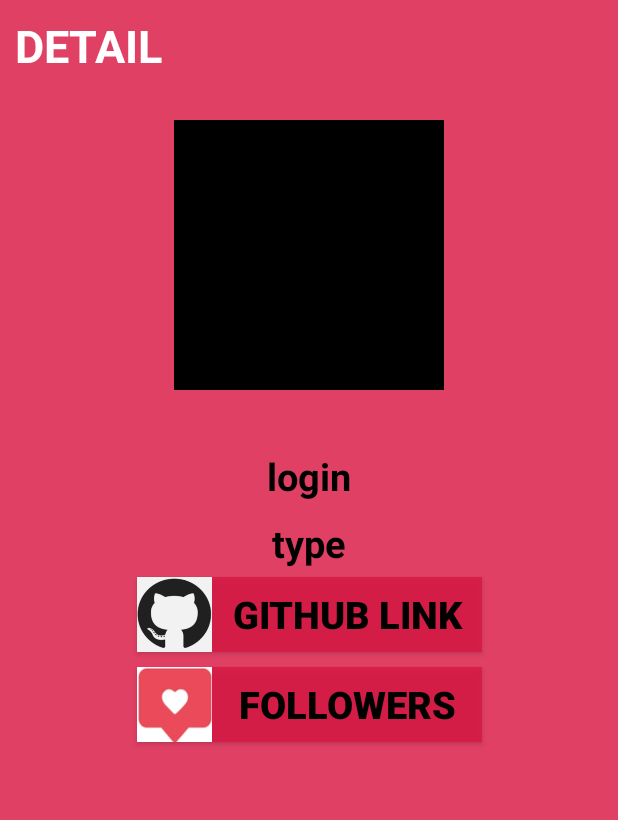
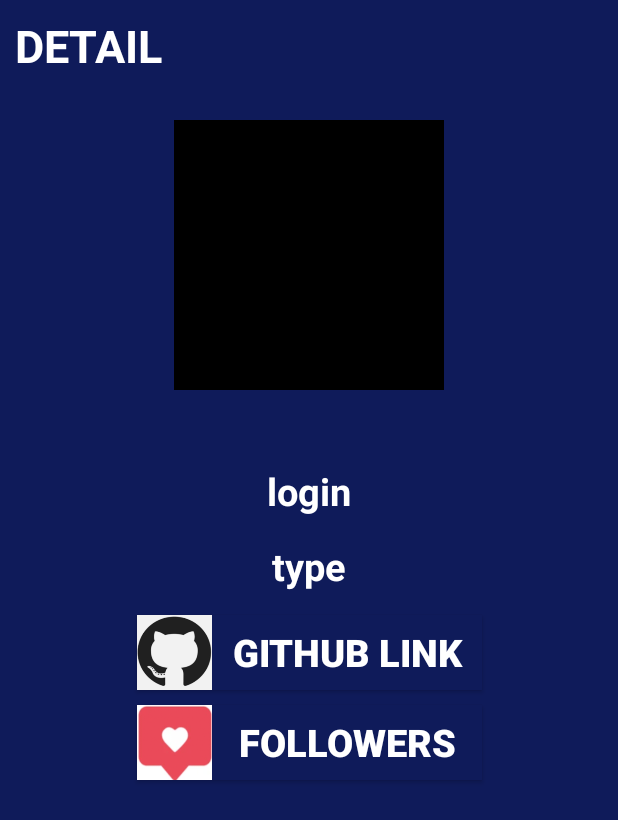
Before and after one commit to Ahnnet/Github_users_book_demo, an Android app: the layout activity_detail.xml on its own in the app's theme, with its tools: preview values and no code run, on a phone screen of 412 x 824 dp. Shown: the top 820 px of the screen. Run offline under Robolectric (Android 15) with nearby library versions, the phone set to English and light mode, and no system bars.

Commit message:
theme 수정

```diff
--- a/app/src/main/AndroidManifest.xml
+++ b/app/src/main/AndroidManifest.xml
@@ -11,14 +11,12 @@
         android:icon="@mipmap/ic_launcher"
         android:label="@string/app_name"
         android:supportsRtl="true"
-        android:theme="@style/Theme.PrographyQuest_AhnHyoungJin"
+        android:theme="@style/Theme.Github_User_Book"
         tools:targetApi="31">
         <activity
             android:name=".FollowersActivity"
             android:exported="false" />
-        <activity
-            android:name=".FolowersActivity"
-            android:exported="false" />
+
         <activity
             android:name=".DetailActivity"
             android:exported="false" />
--- a/app/src/main/java/com/example/prographyquest_ahnhyoungjin/DetailActivity.kt
+++ b/app/src/main/java/com/example/prographyquest_ahnhyoungjin/DetailActivity.kt
@@ -26,12 +26,12 @@ class DetailActivity : AppCompatActivity() {
         var type = intent.getStringExtra("type")
 
         // data set in layout
-        binding.txName.text = "NAME: "+name.toString()
+        binding.txName.text = "name: "+name.toString()
 
         binding.imgProfile.setImageURI(profile?.toUri())
         Glide.with(this).load(profile).into(binding.imgProfile)
 
-        binding.txType.text = "TYPE: "+type.toString()
+        binding.txType.text = "type: "+type.toString()
 
         // github button onClickListener. Hyperlink
         binding.btnHtml.setOnClickListener {
--- a/app/src/main/res/layout/activity_detail.xml
+++ b/app/src/main/res/layout/activity_detail.xml
@@ -5,7 +5,7 @@
     android:layout_width="match_parent"
     android:layout_height="match_parent"
     tools:context=".DetailActivity"
-    android:background="@color/prography_light">
+    android:background="@color/main">
 
     <TextView
         android:layout_width="wrap_content"
@@ -32,57 +32,57 @@
         android:id="@+id/tx_name"
         android:layout_width="wrap_content"
         android:layout_height="wrap_content"
-        android:textColor="@color/black"
+        android:textColor="@color/white"
         android:textSize="25sp"
         android:textStyle="bold"
         android:text="login"
         app:layout_constraintEnd_toEndOf="parent"
         app:layout_constraintStart_toStartOf="parent"
         app:layout_constraintTop_toBottomOf="@+id/img_profile"
-        android:layout_marginTop="40dp"/>
+        android:layout_marginTop="50dp"/>
 
     <Button
         android:id="@+id/btn_html"
         android:layout_width="230dp"
         android:layout_height="50dp"
-        android:background="@color/prography_light"
+        android:background="@color/main"
         android:drawableStart="@drawable/git_resize"
         android:text="Github Link"
-        android:textColor="@color/black"
+        android:textColor="@color/white"
         android:textSize="25sp"
         android:textStyle="bold"
         app:layout_constraintEnd_toEndOf="parent"
         app:layout_constraintStart_toStartOf="parent"
         app:layout_constraintTop_toBottomOf="@+id/tx_type"
-        android:layout_marginTop="5dp"/>
+        android:layout_marginTop="15dp"/>
 
     <Button
         android:id="@+id/btn_repos"
         android:layout_width="230dp"
         android:layout_height="50dp"
         android:layout_marginTop="10dp"
-        android:background="@color/prography_light"
+        android:background="@color/main"
         android:drawableStart="@drawable/follower_resize"
         android:text="Followers"
-        android:textColor="@color/black"
+        android:textColor="@color/white"
         android:textSize="25sp"
         android:textStyle="bold"
         app:layout_constraintEnd_toEndOf="parent"
         app:layout_constraintStart_toStartOf="parent"
         app:layout_constraintTop_toBottomOf="@+id/btn_html"
-        app:layout_goneMarginTop="5dp"/>
+        app:layout_goneMarginTop="15dp"/>
 
     <TextView
         android:id="@+id/tx_type"
         android:layout_width="wrap_content"
         android:layout_height="wrap_content"
         android:text="type"
-        android:textColor="@color/black"
+        android:textColor="@color/white"
         android:textSize="25sp"
         android:textStyle="bold"
         app:layout_constraintEnd_toEndOf="parent"
         app:layout_constraintStart_toStartOf="parent"
         app:layout_constraintTop_toBottomOf="@+id/tx_name"
-        android:layout_marginTop="10dp"/>
+        android:layout_marginTop="15dp"/>
 
 </androidx.constraintlayout.widget.ConstraintLayout>
--- a/app/src/main/res/layout/activity_followers.xml
+++ b/app/src/main/res/layout/activity_followers.xml
@@ -6,7 +6,7 @@
     android:layout_height="match_parent"
     tools:context=".FollowersActivity"
     android:orientation="vertical"
-    android:background="@color/prography_main">
+    android:background="@color/main">
 
     <TextView
         android:id="@+id/tx_title"
--- a/app/src/main/res/layout/activity_main.xml
+++ b/app/src/main/res/layout/activity_main.xml
@@ -6,7 +6,7 @@
     android:layout_height="match_parent"
     tools:context=".MainActivity"
     android:orientation="vertical"
-    android:background="@color/prography_main">
+    android:background="@color/main">
 
     <TextView
     android:layout_width="wrap_content"
--- a/app/src/main/res/values/colors.xml
+++ b/app/src/main/res/values/colors.xml
@@ -10,4 +10,5 @@
     <color name="prography_main">#DD0334</color>
     <color name="prography_light">#D2DA1945</color>
     <color name="list_background">#EAE1E1</color>
+    <color name="main">#0F1B5A</color>
 </resources>
--- a/app/src/main/res/values/strings.xml
+++ b/app/src/main/res/values/strings.xml
@@ -1,3 +1,3 @@
 <resources>
-    <string name="app_name">PrographyQuest_AhnHyoungJin</string>
+    <string name="app_name">Github_User_Book</string>
 </resources>
--- a/app/src/main/res/values/themes.xml
+++ b/app/src/main/res/values/themes.xml
@@ -1,6 +1,6 @@
 <resources xmlns:tools="http://schemas.android.com/tools">
     <!-- Base application theme. -->
-    <style name="Theme.PrographyQuest_AhnHyoungJin" parent="Theme.AppCompat.Light">
+    <style name="Theme.Github_User_Book" parent="Theme.AppCompat.Light">
         <!-- Primary brand color. -->
         <item name="colorPrimary">@color/white</item>
         <item name="colorPrimaryVariant">@color/purple_700</item>
```
Also changed, not shown: app/src/main/res/layout/activity_intro.xml (+4 -4 lines).
